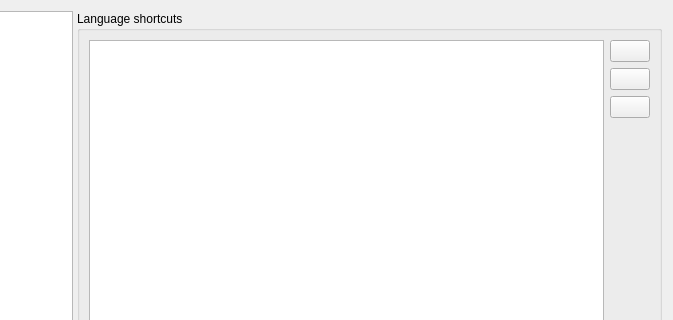
Old version of the form src/mkvtoolnix-gui/forms/main_window/preferences_dialog.ui in the repository jpsdr/MKVToolnix-Windows-7; both pictures show x 165 to 838 and y 0 to 320 of the 838 by 710 pixel window.
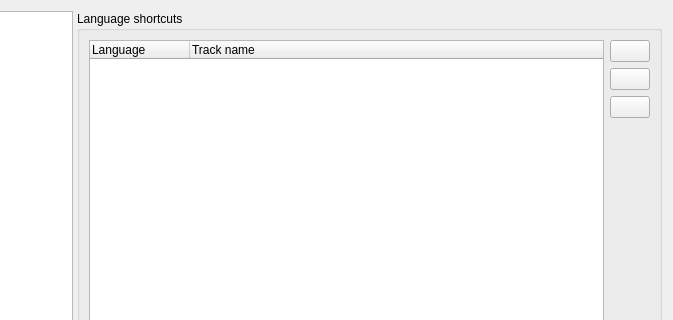
New version of the form. The open tabs and pages were chosen to show the change. Icons and pictures are not drawn. Custom widgets are drawn as their Qt base class.

Commit message:
GUI: language shortcuts: optionally assign track name along with language
Alternative to the feature requested in #3283.

The edit to the form file:
```diff
--- a/src/mkvtoolnix-gui/forms/main_window/preferences_dialog.ui
+++ b/src/mkvtoolnix-gui/forms/main_window/preferences_dialog.ui
@@ -411,7 +411,7 @@
           </property>
           <layout class="QHBoxLayout" name="horizontalLayout_18">
            <item>
-            <widget class="QListWidget" name="lwGuiLanguageShortcuts">
+            <widget class="QTreeWidget" name="twGuiLanguageShortcuts">
              <property name="dragEnabled">
               <bool>true</bool>
              </property>
@@ -424,6 +424,22 @@
              <property name="selectionMode">
               <enum>QAbstractItemView::ExtendedSelection</enum>
              </property>
+             <property name="selectionBehavior">
+              <enum>QAbstractItemView::SelectRows</enum>
+             </property>
+             <property name="rootIsDecorated">
+              <bool>false</bool>
+             </property>
+             <column>
+              <property name="text">
+               <string>Language</string>
+              </property>
+             </column>
+             <column>
+              <property name="text">
+               <string>Track name</string>
+              </property>
+             </column>
             </widget>
            </item>
            <item>
```
Left out of the diff: 2 changed lines with no effect on the pictures. The commit also changes 21 other files.
